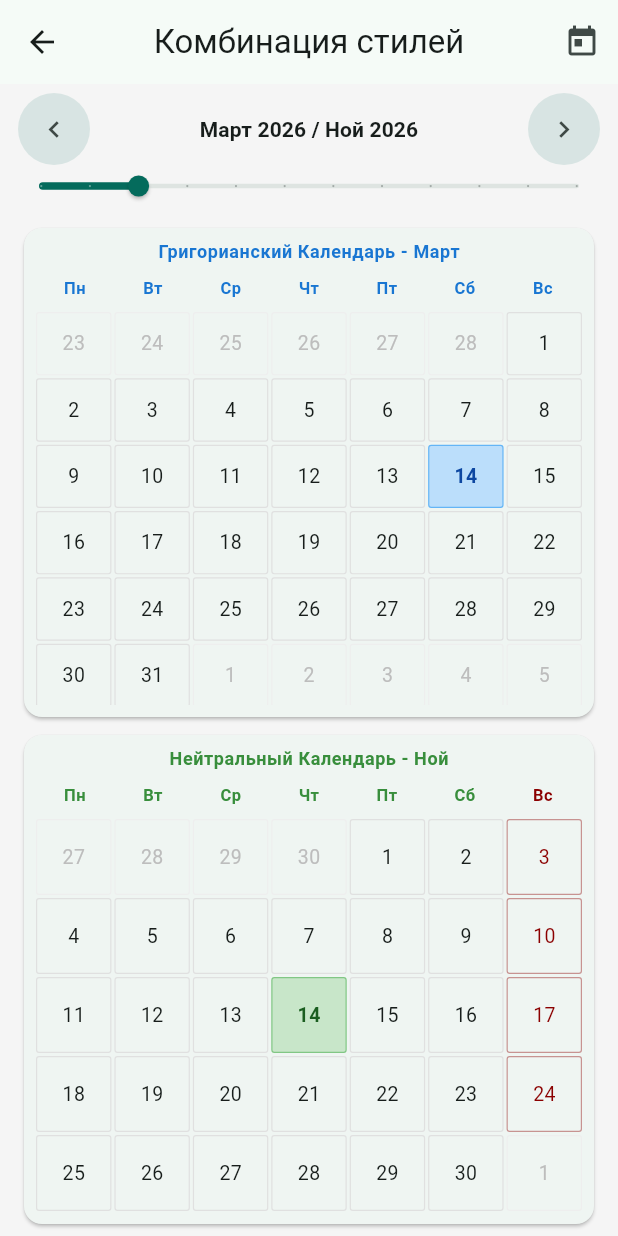
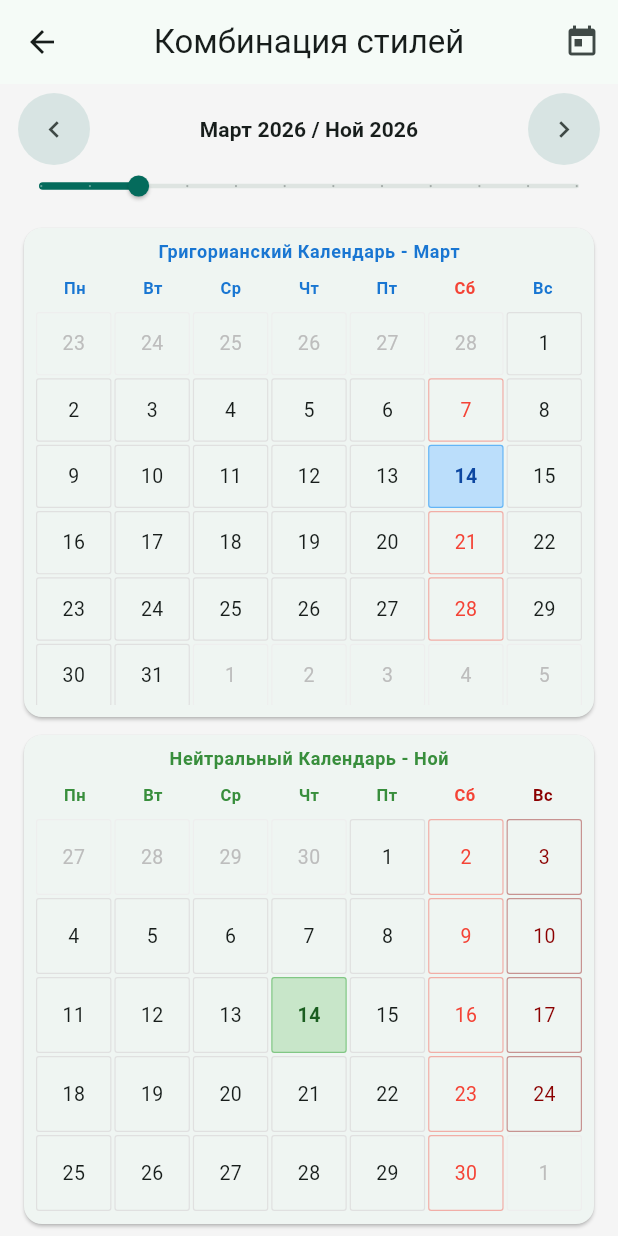
Before and after one commit to Kerwen2903/Neutral-calendar, a Flutter app: the ComparisonScreen screen opened directly, on a phone screen of 412 x 824 dp. Run offline on Flutter 3.47's test engine with Material 3 defaults, Android fonts, the phone set to English and light mode, and no system bars.

Commit message:
Make Saturday bright red in all calendars
- Weekday headers: Saturday text is bright red in main calendar,
  comparison (CalendarMonthWidget), converter date picker, and year view
- Day cell numbers: Saturday column days are bright red across all views
- Affects both Gregorian and Neutral calendars consistently

https://claude.ai/code/session_018NWD78L3UvpRpWVsb7yTV8

```diff
--- a/lib/widgets/calendar_month_widget.dart
+++ b/lib/widgets/calendar_month_widget.dart
@@ -68,9 +68,9 @@ class CalendarMonthWidget extends StatelessWidget {
             _buildWeekdayHeader(localizations.friday, calendarType,
                 isSunday: false),
             _buildWeekdayHeader(localizations.saturday, calendarType,
-                isSunday: false),
+                isSunday: false, isSaturday: true),
             _buildWeekdayHeader(localizations.sunday, calendarType,
-                isSunday: calendarType == CalendarType.neutral),
+                isSunday: calendarType == CalendarType.neutral, isSaturday: false),
           ],
         ),
         const SizedBox(height: 4),
@@ -160,6 +160,9 @@ class CalendarMonthWidget extends StatelessWidget {
                           calendarType == CalendarType.neutral &&
                               index % 7 == 6;
 
+                      // Saturday column (index % 7 == 5) — bright red
+                      final isSaturdayCell = index % 7 == 5;
+
                       // Gregorian Feb 29 — actual leap day (amber highlight)
                       final isGregorianLeapDay =
                           calendarType == CalendarType.normal &&
@@ -174,6 +177,7 @@ class CalendarMonthWidget extends StatelessWidget {
                         calendarType,
                         isLeapDay: isGregorianLeapDay,
                         isSundayHighlight: isSundayCell,
+                        isSaturdayHighlight: isSaturdayCell,
                       );
                     },
                   ),
@@ -197,9 +201,11 @@ class CalendarMonthWidget extends StatelessWidget {
   }
 
   Widget _buildWeekdayHeader(String text, CalendarType calendarType,
-      {bool isSunday = false}) {
+      {bool isSunday = false, bool isSaturday = false}) {
     Color color;
-    if (isSunday) {
+    if (isSaturday) {
+      color = Colors.red; // bright red for Saturday
+    } else if (isSunday) {
       color = const Color(0xFF8B0000); // dark red for Sunday on Neutral
     } else {
       switch (calendarType) {
@@ -276,6 +282,7 @@ class CalendarMonthWidget extends StatelessWidget {
     bool isDisabled = false,
     bool isLeapDay = false,
     bool isSundayHighlight = false, // dark red for Sunday on Neutral
+    bool isSaturdayHighlight = false, // bright red for Saturday
     VoidCallback? onTap,
   }) {
     Color? backgroundColor;
@@ -308,11 +315,15 @@ class CalendarMonthWidget extends StatelessWidget {
           : Colors.green.shade300;
     } else {
       backgroundColor = null;
-      // Sunday on Neutral calendar: dark red text
-      textColor = isSundayHighlight ? const Color(0xFF8B0000) : null;
-      borderColor = isSundayHighlight
-          ? const Color(0xFF8B0000).withValues(alpha: 0.4)
-          : Colors.grey.shade300;
+      // Saturday: bright red, Sunday on Neutral: dark red
+      textColor = isSaturdayHighlight
+          ? Colors.red
+          : (isSundayHighlight ? const Color(0xFF8B0000) : null);
+      borderColor = isSaturdayHighlight
+          ? Colors.red.withValues(alpha: 0.4)
+          : (isSundayHighlight
+              ? const Color(0xFF8B0000).withValues(alpha: 0.4)
+              : Colors.grey.shade300);
     }
 
     Widget dayText = Center(
```
Also changed, not shown: lib/screens/converter_screen.dart (+6 -1 lines), lib/screens/main_calendar_screen.dart (+34 -22 lines).
